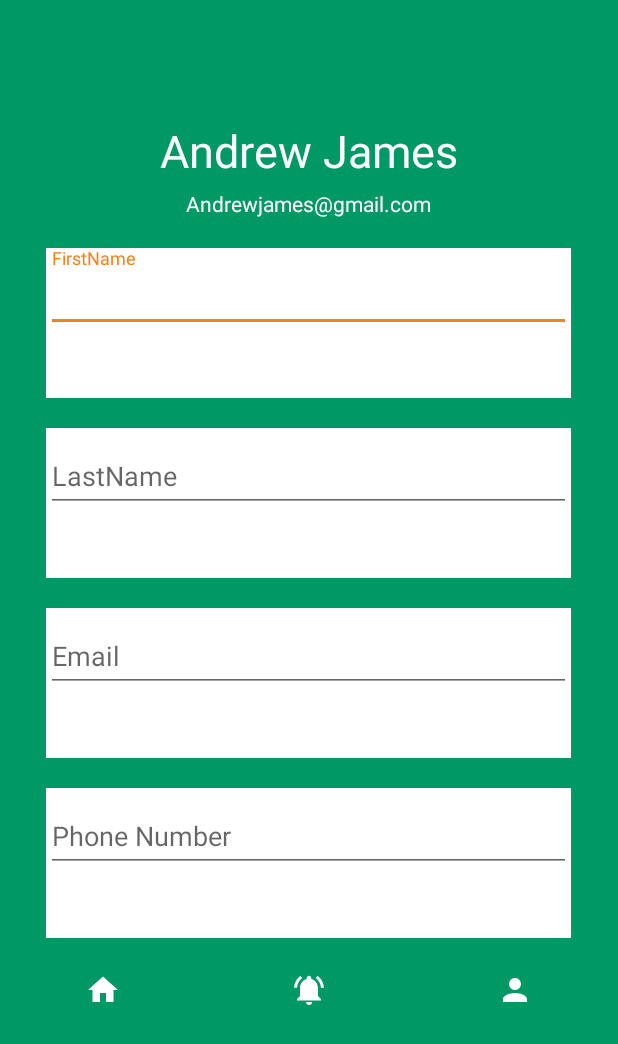
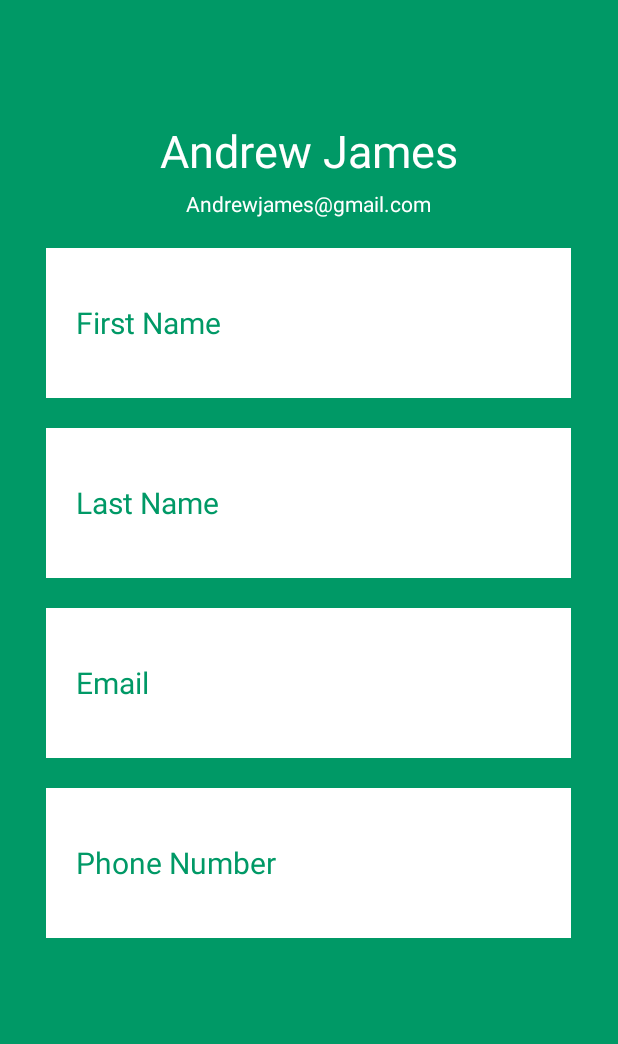
Before and after one commit to auptsoft/security, an Android app: the fragment ProfileFragment shown on its own in the app's theme, on a phone screen of 412 x 824 dp. Shown: the top 1044 px of the screen. Run offline under Robolectric (Android 15) with nearby library versions, the phone set to English and light mode, and no system bars; 4 statements that could not run were skipped.

Commit message:
edited register, login, home and profile pages

```diff
--- a/app/src/main/res/layout/fragment_login.xml
+++ b/app/src/main/res/layout/fragment_login.xml
@@ -48,7 +48,7 @@
         android:layout_height="wrap_content"
         android:layout_marginTop="10dp"
         android:layout_gravity="center_horizontal"
-        android:text="Forgot password?"
+        android:text="Register"
         android:textSize="20sp"
         android:textColor="#009966" />
 
--- a/app/src/main/res/layout/fragment_messages.xml
+++ b/app/src/main/res/layout/fragment_messages.xml
@@ -19,7 +19,7 @@
     <LinearLayout
         android:background="#2DFFFFFF"
         android:layout_width="match_parent"
-        android:layout_margin="5dp"
+        android:layout_margin="10dp"
         android:layout_height="600dp"
         android:orientation="vertical">
 
--- a/app/src/main/res/layout/fragment_profile.xml
+++ b/app/src/main/res/layout/fragment_profile.xml
@@ -22,94 +22,62 @@
         android:textColor="#ffffff"
         android:layout_gravity="center_horizontal"/>
 
-    <android.support.design.widget.TextInputLayout
+
+    <TextView
         android:layout_width="350dp"
         android:layout_height="100dp"
         android:layout_marginTop="20dp"
+        android:padding="20dp"
         android:background="#ffffff"
+        android:text="First Name"
+        android:textSize="20dp"
+        android:textColor="#009966"
+        android:gravity="center_vertical"
         android:layout_gravity="center_horizontal">
 
-        <EditText
-            android:layout_width="match_parent"
-            android:layout_height="wrap_content"
-            android:hint="FirstName"
-            android:textColor="#009966"/>
+    </TextView>
 
-    </android.support.design.widget.TextInputLayout>
-
-    <android.support.design.widget.TextInputLayout
-        android:layout_width="350dp"
-        android:layout_height="100dp"
-        android:layout_gravity="center_horizontal"
-        android:layout_marginTop="20dp"
-        android:background="#ffffff">
-
-        <EditText
-            android:layout_width="match_parent"
-            android:layout_height="wrap_content"
-            android:hint="LastName"
-            android:textColor="#009966"/>
-
-    </android.support.design.widget.TextInputLayout>
-
-    <android.support.design.widget.TextInputLayout
+    <TextView
         android:layout_width="350dp"
         android:layout_height="100dp"
         android:layout_marginTop="20dp"
+        android:padding="20dp"
         android:background="#ffffff"
+        android:text="Last Name"
+        android:textSize="20dp"
+        android:textColor="#009966"
+        android:gravity="center_vertical"
         android:layout_gravity="center_horizontal">
 
-        <EditText
-            android:layout_width="match_parent"
-            android:layout_height="wrap_content"
-            android:hint="Email"
-            android:textColor="#009966"/>
+    </TextView>
 
-    </android.support.design.widget.TextInputLayout>
-
-    <android.support.design.widget.TextInputLayout
+    <TextView
         android:layout_width="350dp"
         android:layout_height="100dp"
         android:layout_marginTop="20dp"
+        android:padding="20dp"
         android:background="#ffffff"
+        android:text="Email"
+        android:textSize="20dp"
+        android:textColor="#009966"
+        android:gravity="center_vertical"
         android:layout_gravity="center_horizontal">
 
-        <EditText
-            android:layout_width="match_parent"
-            android:layout_height="wrap_content"
-            android:hint="Phone Number"
-            android:textColor="#009966"/>
+    </TextView>
 
-    </android.support.design.widget.TextInputLayout>
+    <TextView
+        android:layout_width="350dp"
+        android:layout_height="100dp"
+        android:layout_marginTop="20dp"
+        android:padding="20dp"
+        android:background="#ffffff"
+        android:text="Phone Number"
+        android:textSize="20dp"
+        android:textColor="#009966"
+        android:gravity="center_vertical"
+        android:layout_gravity="center_horizontal">
 
-    <LinearLayout
-        android:layout_width="match_parent"
-        android:layout_height="50dp"
-        android:layout_marginTop="10dp"
-        android:orientation="horizontal">
+    </TextView>
 
 
-        <ImageView
-            android:src="@drawable/ic_home_black_24dp"
-            android:layout_width="0dp"
-            android:layout_height="wrap_content"
-            android:layout_weight="1"
-            android:layout_gravity="center"/>
-
-        <ImageView
-            android:src="@drawable/ic_notifications_active_black_24dp"
-            android:layout_width="0dp"
-            android:layout_height="wrap_content"
-            android:layout_weight="1"
-            android:layout_gravity="center"/>
-
-        <ImageView
-            android:src="@drawable/ic_person_black_24dp"
-            android:layout_width="0dp"
-            android:layout_height="wrap_content"
-            android:layout_weight="1"
-            android:layout_gravity="center"/>
-
 </LinearLayout>
-
-</LinearLayout>
--- a/app/src/main/res/layout/fragment_register.xml
+++ b/app/src/main/res/layout/fragment_register.xml
@@ -69,7 +69,7 @@
         android:layout_marginTop="10dp"
         android:layout_gravity="center_horizontal"
         android:background="#009966"
-        android:text="Login"
+        android:text="Register"
         android:textAllCaps="false"
         android:textSize="25sp"
         android:textColor="#ffffff"/>
@@ -79,7 +79,7 @@
         android:layout_height="wrap_content"
         android:layout_marginTop="10dp"
         android:layout_gravity="center_horizontal"
-        android:text="Register/Sign up"
+        android:text="Login/Sign up"
         android:textSize="20sp"
         android:textColor="#009966" />
 
```
Also changed, not shown: app/src/main/res/layout/fragment_home.xml (+0 -30 lines), app/src/main/res/layout/fragment_notification.xml (+17 -1 lines). Lines whose indentation alone changed are shown as unchanged.
